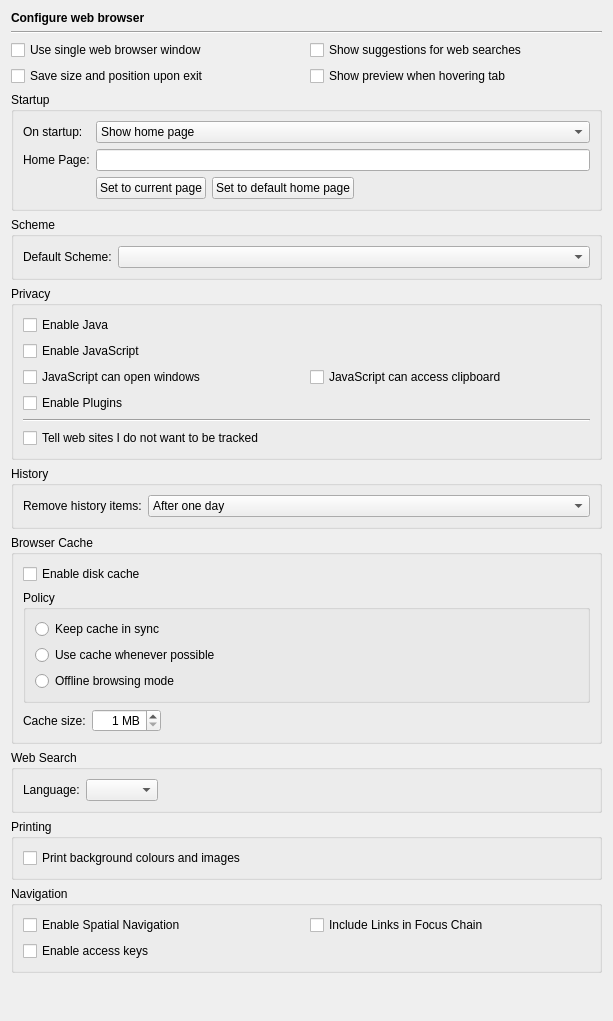
Old version of the form Preferences/ConfigurationPages/HelpWebBrowserPage.ui in the repository testmana2/test.
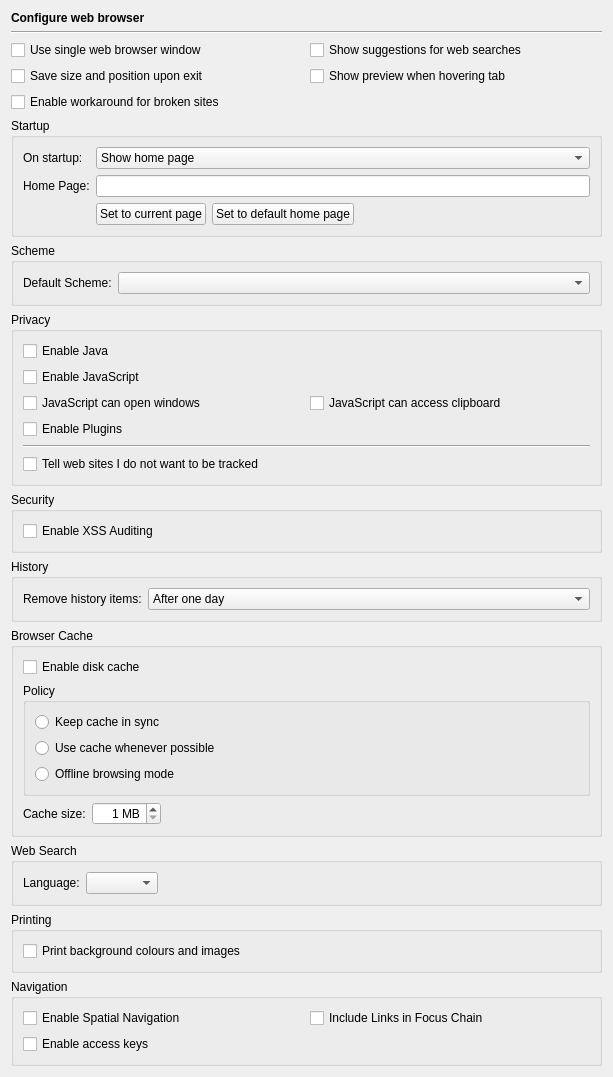
New version of the form.

Commit message: Finished to implement a few more browser options for the eric web browser.

The edit to the form file:
```diff
--- a/Preferences/ConfigurationPages/HelpWebBrowserPage.ui
+++ b/Preferences/ConfigurationPages/HelpWebBrowserPage.ui
@@ -7,10 +7,10 @@
     <x>0</x>
     <y>0</y>
     <width>613</width>
-    <height>1021</height>
+    <height>1049</height>
    </rect>
   </property>
-  <layout class="QVBoxLayout" name="verticalLayout_2">
+  <layout class="QVBoxLayout" name="verticalLayout_4">
    <item>
     <widget class="QLabel" name="headerLabel">
      <property name="text">
@@ -73,6 +73,16 @@
        </property>
       </widget>
      </item>
+     <item row="2" column="0">
+      <widget class="QCheckBox" name="quirksCheckBox">
+       <property name="toolTip">
+        <string>Select to enable the browser's workaround for broken sites</string>
+       </property>
+       <property name="text">
+        <string>Enable workaround for broken sites</string>
+       </property>
+      </widget>
+     </item>
     </layout>
    </item>
    <item>
@@ -266,6 +276,29 @@
      </layout>
     </widget>
    </item>
+   <item>
+    <widget class="QGroupBox" name="groupBox_6">
+     <property name="title">
+      <string>Security</string>
+     </property>
+     <layout class="QVBoxLayout" name="verticalLayout_2">
+      <item>
+       <widget class="QCheckBox" name="xssAuditingCheckBox">
+        <property name="toolTip">
+         <string>Select to enable XSS auditing</string>
+        </property>
+        <property name="whatsThis">
+         <string>&lt;b&gt;Enable XSS Auditing&lt;/b&gt;
+&lt;p&gt;This selects whether load requests should be monitored for cross-site scripting attempts. Suspicious scripts will be blocked. These will be reported in theWeb Inspector's JavaScript console. Enabling this feature might have an impact on performance.&lt;/p&gt;</string>
+        </property>
+        <property name="text">
+         <string>Enable XSS Auditing</string>
+        </property>
+       </widget>
+      </item>
+     </layout>
+    </widget>
+   </item>
    <item>
     <widget class="QGroupBox" name="groupBox">
      <property name="title">
```
Left out of the diff: 2 changed lines with no effect on the pictures. The commit also changes 11 other files.
